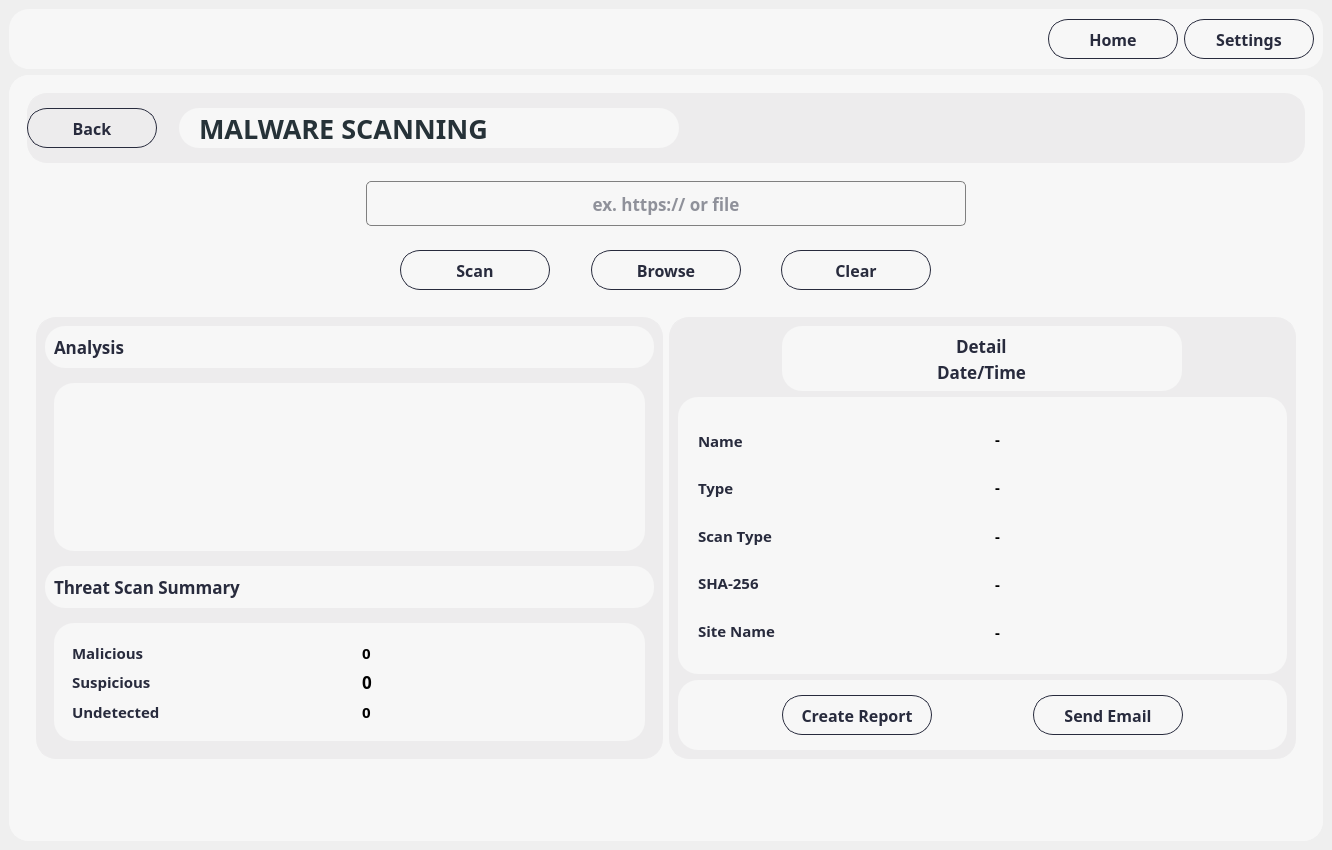
Above: assets/ui/mainWindow.ui from NicasioTn/Windows-ISAN-Security-Gizmo-Box before the change. Below: the same form after it.
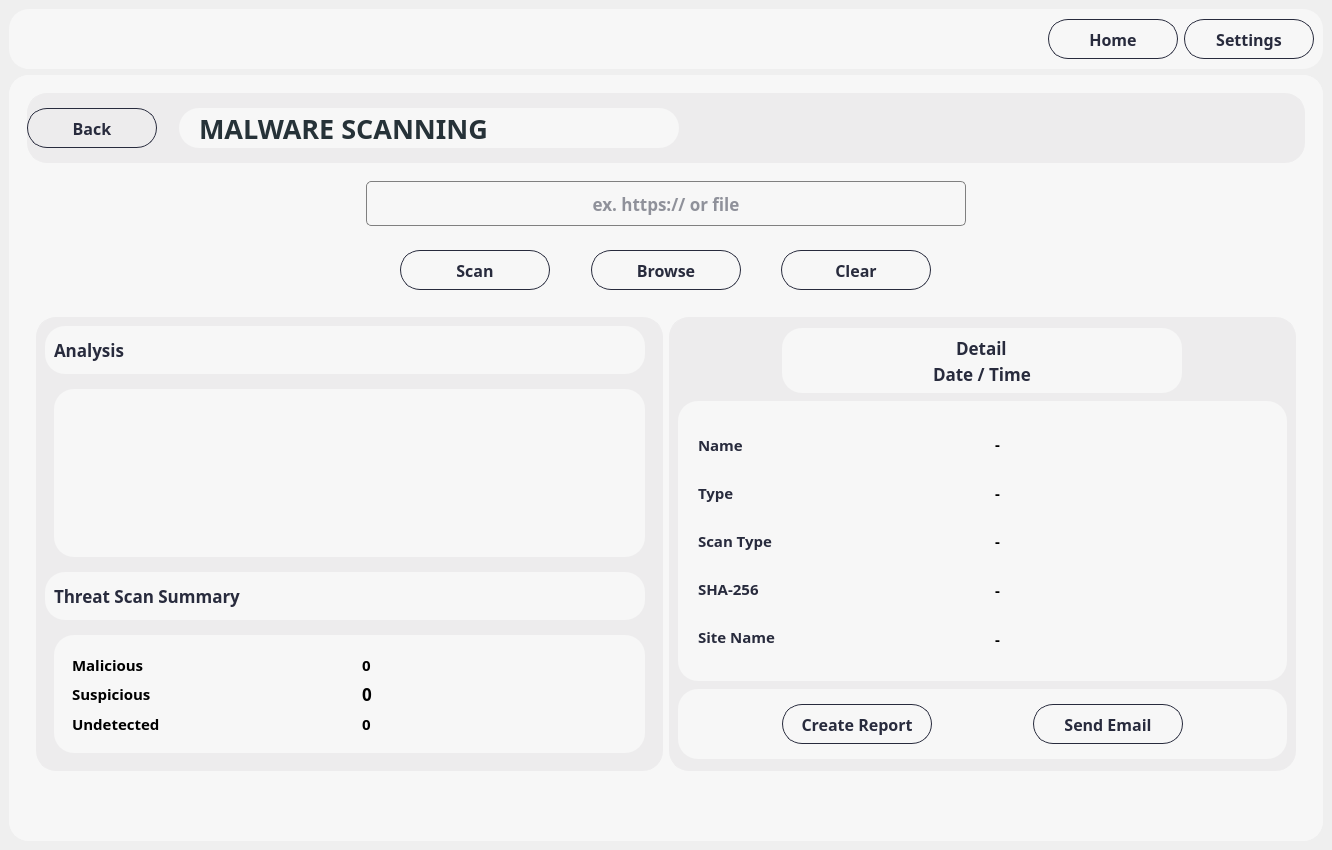
That is the form after the change. The open tabs and pages were chosen to show the change. Icons and pictures are not drawn.

```diff
--- a/assets/ui/mainWindow.ui
+++ b/assets/ui/mainWindow.ui
@@ -3407,11 +3407,23 @@
                  <item>
                   <widget class="QWidget" name="widget_84" native="true">
                    <layout class="QVBoxLayout" name="verticalLayout_52">
-                    <item>
+                    <item alignment="Qt::AlignLeft">
                      <widget class="QWidget" name="widget_87" native="true">
+                      <property name="minimumSize">
+                       <size>
+                        <width>600</width>
+                        <height>0</height>
+                       </size>
+                      </property>
                       <layout class="QVBoxLayout" name="verticalLayout_70">
                        <item>
                         <widget class="QLabel" name="label_Analysis">
+                         <property name="minimumSize">
+                          <size>
+                           <width>0</width>
+                           <height>30</height>
+                          </size>
+                         </property>
                          <property name="font">
                           <font>
                            <family>Bahnschrift SemiBold</family>
@@ -3483,11 +3495,23 @@
                       </layout>
                      </widget>
                     </item>
-                    <item>
+                    <item alignment="Qt::AlignLeft">
                      <widget class="QWidget" name="widget_116" native="true">
+                      <property name="minimumSize">
+                       <size>
+                        <width>600</width>
+                        <height>0</height>
+                       </size>
+                      </property>
                       <layout class="QVBoxLayout" name="verticalLayout_71">
                        <item>
                         <widget class="QLabel" name="label_Analysis_2">
+                         <property name="minimumSize">
+                          <size>
+                           <width>0</width>
+                           <height>30</height>
+                          </size>
+                         </property>
                          <property name="font">
                           <font>
                            <family>Bahnschrift SemiBold</family>
@@ -3539,7 +3563,7 @@
                                 </font>
                                </property>
                                <property name="styleSheet">
-                                <string notr="true">	color: rgba(40,43,61,255) ;</string>
+                                <string notr="true"/>
                                </property>
                                <property name="text">
                                 <string>Malicious</string>
@@ -3563,7 +3587,7 @@
                                 </font>
                                </property>
                                <property name="styleSheet">
-                                <string notr="true">	color: rgba(40,43,61,255) ;</string>
+                                <string notr="true"/>
                                </property>
                                <property name="text">
                                 <string>Suspicious</string>
@@ -3587,7 +3611,7 @@
                                 </font>
                                </property>
                                <property name="styleSheet">
-                                <string notr="true">	color: rgba(40,43,61,255) ;</string>
+                                <string notr="true"/>
                                </property>
                                <property name="text">
                                 <string>Undetected</string>
@@ -3712,7 +3736,7 @@
                           <string notr="true">	color: rgba(40,43,61,255) ;</string>
                          </property>
                          <property name="text">
-                          <string>Date/Time</string>
+                          <string>Date / Time</string>
                          </property>
                         </widget>
                        </item>
```
Left out of the diff: 67 changed lines with no effect on the pictures.
